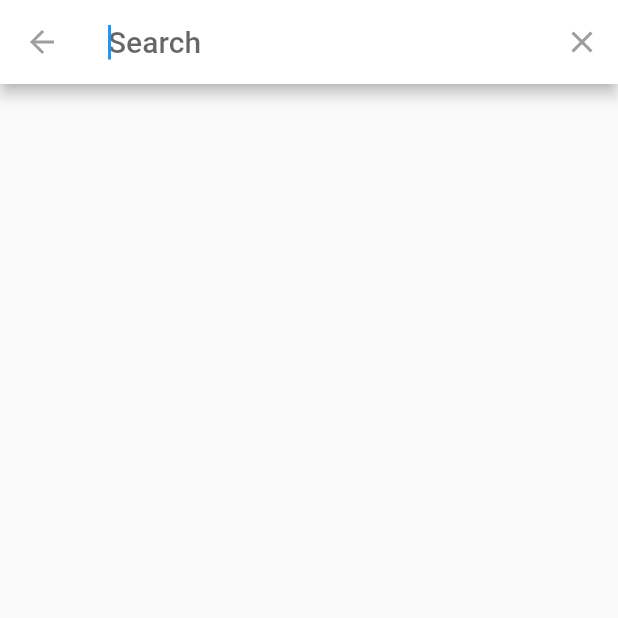
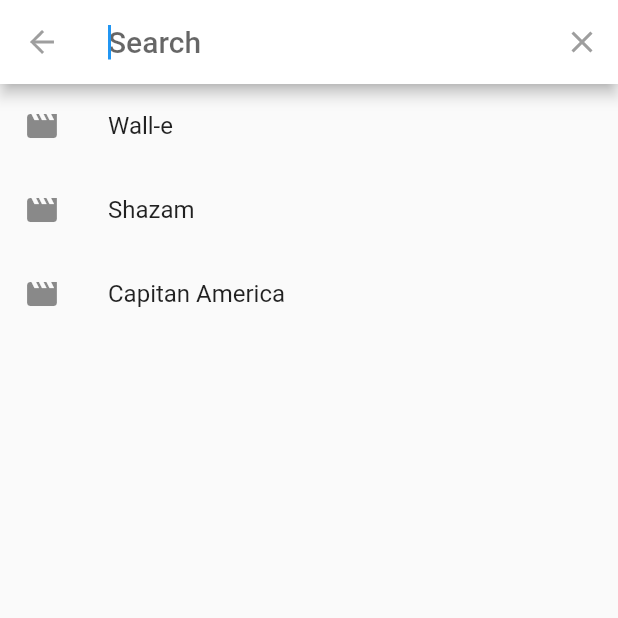
Before and after one commit to dznkos/cine-app, a Flutter app: the screen it shows after launch, after a tap on the "search" icon, on a phone screen of 412 x 824 dp, the top half of it. Run offline on Flutter 3.47's test engine with Material 2 defaults, Android fonts, the phone set to English and light mode, and no system bars; our stand-ins replace flutter_swiper; network calls fail.

Commit message:
peliculas v2.3

```diff
--- a/lib/search/search_delegate.dart
+++ b/lib/search/search_delegate.dart
@@ -1,6 +1,27 @@
 import 'package:flutter/material.dart';
 
 class DataSearch extends SearchDelegate{
+
+  String seleccion = '';
+
+  final peliculas = [
+    'Avengers',
+    'Conjuro 2',
+    'Hulk',
+    'Spiderman',
+    'Transformers',
+    'Iron Man 1',
+    'Iron Man 2',
+    'Iron Man 3',
+    'Iron Man 4',
+  ];
+
+  final peliculasRecientes = [
+    'Wall-e',
+    'Shazam',
+    'Capitan America'
+  ];
+
   @override
   List<Widget> buildActions(BuildContext context) {
     // las acciones de nuestro AppBar
@@ -12,8 +33,6 @@ class DataSearch extends SearchDelegate{
         },
       )
     ];
-
-    throw UnimplementedError();
   }
 
   @override
@@ -29,24 +48,47 @@ class DataSearch extends SearchDelegate{
             progress: transitionAnimation),
     );
 
-    throw UnimplementedError();
   }
 
   @override
   Widget buildResults(BuildContext context) {
     // crea los resultamos que vamos a mostrar
 
-    return Container();
+    return Center(
+      child: Container(
+        width: 200,
+        height: 200,
+        color: Colors.blueAccent,
+        child: Text(seleccion),
+      ),
+    );
 
-    throw UnimplementedError();
   }
 
   @override
   Widget buildSuggestions(BuildContext context) {
+
+    final listaSugerida = ( query.isEmpty )
+                          ? peliculasRecientes
+                          : peliculas.where((e) => e.toLowerCase().startsWith( query.toLowerCase())
+                          ).toList();
+
     // son las sugerencias que aparecen cuando la persona escribe
-    return Container();
+    return
+      ListView.builder(
+          itemCount: listaSugerida.length,
+          itemBuilder: (context, i) {
+            return ListTile(
+              leading: Icon( Icons.movie ),
+              title: Text( listaSugerida[i]),
+              onTap: () {
+                seleccion = listaSugerida[i];
+                showResults(context);
+              },
+            );
+          },
+      );
 
-    throw UnimplementedError();
   }
 
 }
```
